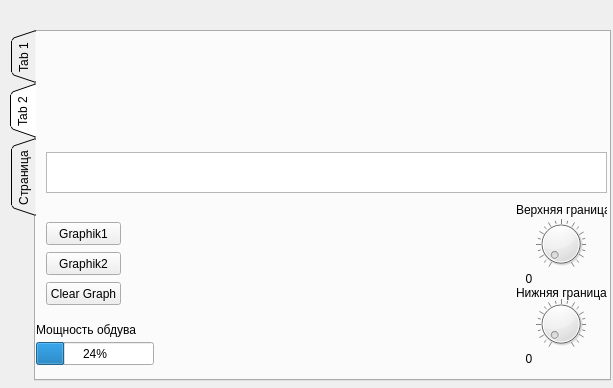
Above: home-control-panel/mywidget.ui from UA3MQJ/home-control-panel before the change. Below: the same form after it.
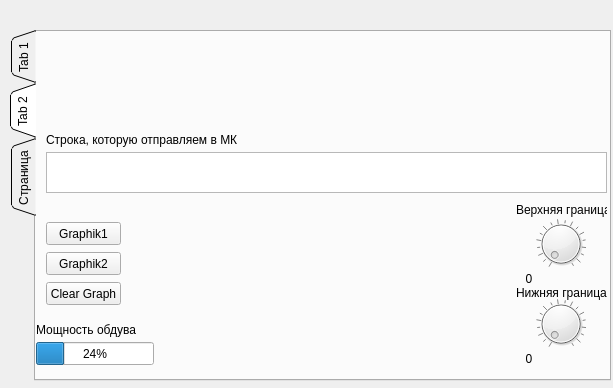
That is the form after the change. Custom widgets are drawn as their Qt base class.

```diff
--- a/home-control-panel/mywidget.ui
+++ b/home-control-panel/mywidget.ui
@@ -255,14 +255,17 @@
      <property name="acceptDrops">
       <bool>true</bool>
      </property>
+     <property name="minimum">
+      <number>10</number>
+     </property>
      <property name="maximum">
-      <number>100</number>
+      <number>95</number>
      </property>
      <property name="singleStep">
       <number>1</number>
      </property>
      <property name="value">
-      <number>0</number>
+      <number>10</number>
      </property>
      <property name="tracking">
       <bool>true</bool>
@@ -308,8 +311,11 @@
        <height>64</height>
       </rect>
      </property>
+     <property name="minimum">
+      <number>10</number>
+     </property>
      <property name="maximum">
-      <number>100</number>
+      <number>95</number>
      </property>
      <property name="notchTarget">
       <double>5.000000000000000</double>
@@ -402,6 +408,19 @@
       </rect>
      </property>
     </widget>
+    <widget class="QLabel" name="label_4">
+     <property name="geometry">
+      <rect>
+       <x>10</x>
+       <y>100</y>
+       <width>211</width>
+       <height>16</height>
+      </rect>
+     </property>
+     <property name="text">
+      <string>Строка, которую отправляем в МК</string>
+     </property>
+    </widget>
    </widget>
    <widget class="QWidget" name="tab_3">
     <attribute name="title">
```
